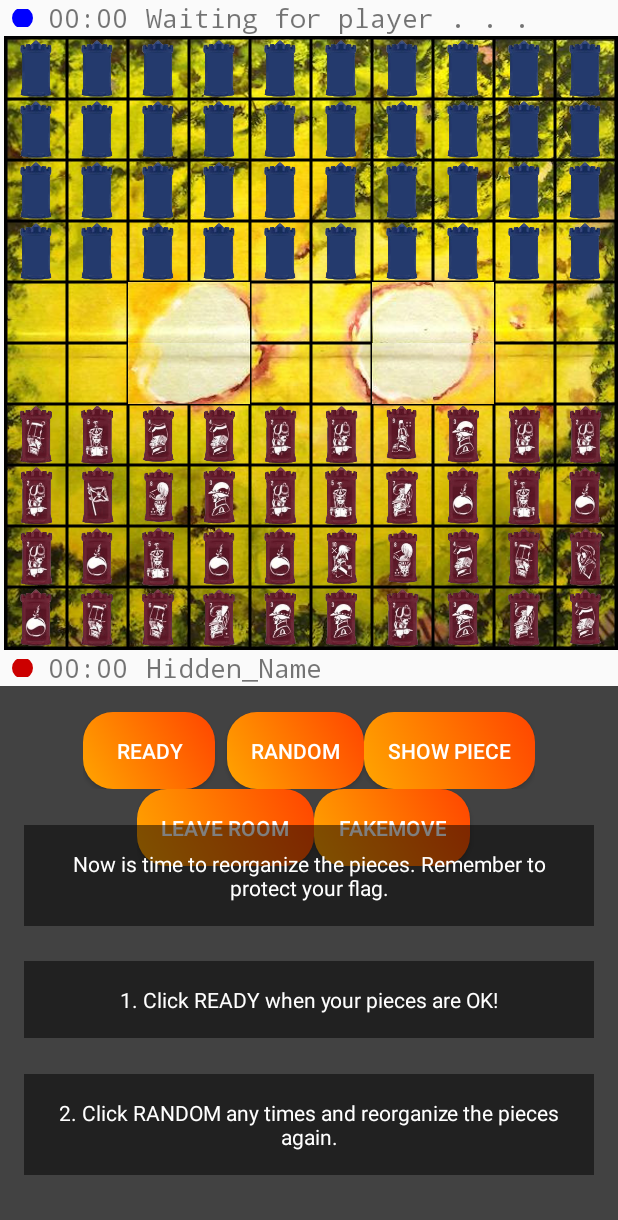
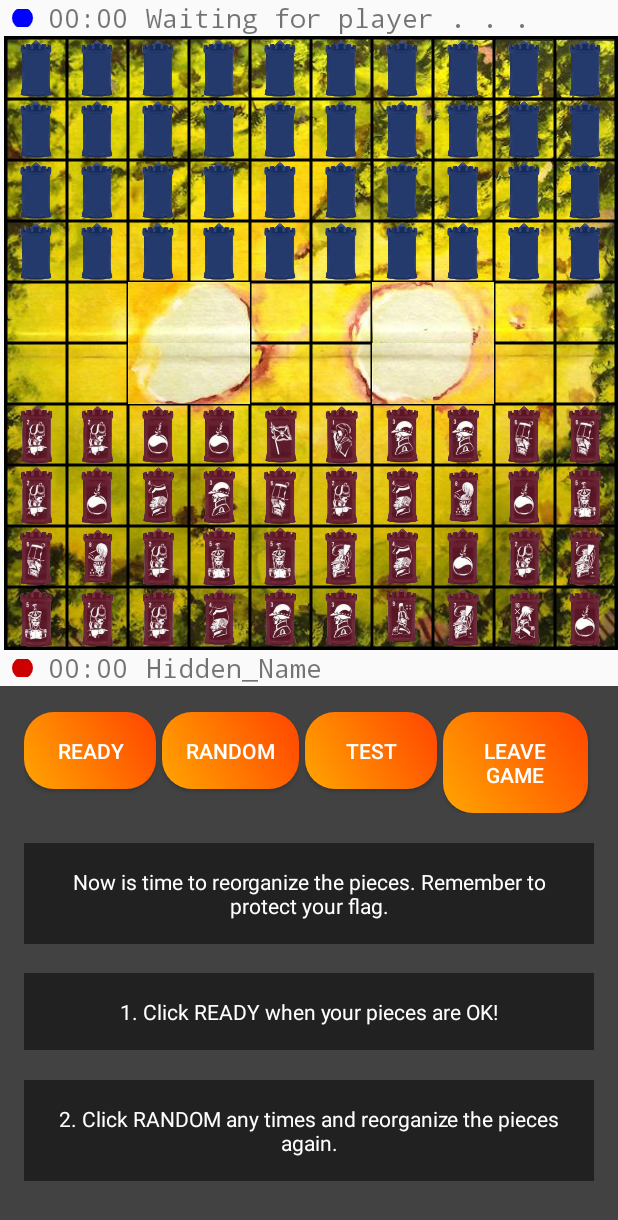
Before and after one commit to ivi333/stratego-android-app, an Android app: the StartPlayActivity screen opened directly, with no data from a screen before it, on a phone screen of 412 x 824 dp. Shown: the top 1220 px of the screen. Run offline under Robolectric (Android 15) with nearby library versions, the phone set to English and light mode, and no system bars; pictures from the network do not load; 4 statements that could not run were skipped.

Commit message:
Improve joining enemy and exit game

```diff
--- a/app/src/main/java/de/arvato/stratego/StrategoView.java
+++ b/app/src/main/java/de/arvato/stratego/StrategoView.java
@@ -35,6 +35,7 @@
 import java.util.TimerTask;
 
 import de.arvato.stratego.colyseum.ColyseusManager;
+import de.arvato.stratego.colyseum.Player;
 import de.arvato.stratego.game.HistoryPiece;
 import de.arvato.stratego.game.PieceEnum;
 import de.arvato.stratego.game.PieceFightStatus;
@@ -161,14 +162,12 @@
 
         initPreferences ();
 
+        initDistributePieces () ;
+
         initObservers ();
-
-        initColyseusManager ();
 
         // Init the captured View
         initCapturedImages ();
-
-        initDistributePieces () ;
 
         //initDialogSelectColor ();
 
@@ -176,6 +175,8 @@
         initTimer ();
 
         initFightView();
+
+        initColyseusManager ();
 
         // Paint
         paintBoard();
@@ -193,7 +194,6 @@
             @Override
             public void onChanged(PlayerView playerView) {
                 Log.d(TAG, "Player View changed:" + playerView);
-                //if (playerView.getColor())
                 parent.runOnUiThread(() -> {
                     playerUpTitle.setText(playerView.getName());
                 });
@@ -203,15 +203,11 @@
 
     private void initColyseusManager() {
         colyseusManager = ColyseusManager.getInstance(StrategoConstants.ENDPOINT_COLYSEUS);
-
-        //REMOVE LATER
-        /*colyseusManager.setPlayerLiveData(playerLiveData);
-        colyseusManager.joinOrCreate();
-
-        new Handler(Looper.getMainLooper()).postDelayed(() -> {
-            // Code to execute after delay
-            Toast.makeText(parent.getApplicationContext(), "Room " + colyseusManager.getRoomID() + " created!", Toast.LENGTH_SHORT).show();
-        }, 500);*/
+        colyseusManager.setPlayerLiveData(playerLiveData);
+        Player enemyPlayer = colyseusManager.getEnemyPlayer();
+        if (enemyPlayer != null) {
+            playerUpTitle.setText(enemyPlayer.name);
+        }
     }
 
     public void handleClick(int index) {
@@ -279,7 +275,7 @@
         Button bPlayerRandom = parent.findViewById(R.id.PlayerRandom);
         Button bShowPiece = parent.findViewById(R.id.ShowPiece);
         Button bLeaveRoom = parent.findViewById(R.id.LeaveRoom);
-        Button bFakeRoom = parent.findViewById(R.id.FakeMove);
+        //Button bFakeRoom = parent.findViewById(R.id.FakeMove);
         TextView InfoText = parent.findViewById(R.id.InfoText);
         TextView InfoText2 = parent.findViewById(R.id.InfoText2);
         TextView InfoText3 = parent.findViewById(R.id.InfoText3);
@@ -381,7 +377,7 @@
         }
         );
 
-        bFakeRoom.setOnClickListener(new View.OnClickListener() {
+        /*bFakeRoom.setOnClickListener(new View.OnClickListener() {
             @Override
             public void onClick(View v) {
                 try {
@@ -391,7 +387,7 @@
                     throw new RuntimeException(e);
                 }
             }
-        });
+        });*/
 
         bLeaveRoom.setOnClickListener(new View.OnClickListener() {
             @Override
--- a/app/src/main/java/de/arvato/stratego/colyseum/ColyseusManager.java
+++ b/app/src/main/java/de/arvato/stratego/colyseum/ColyseusManager.java
@@ -11,9 +11,9 @@
 import de.arvato.stratego.model.PlayerView;
 import io.colyseus.Client;
 import io.colyseus.Room;
-import io.colyseus.serializer.schema.types.MapSchema;
 
 import java.util.LinkedHashMap;
+import java.util.Map;
 import java.util.Observable;
 
 public class ColyseusManager extends Observable {
@@ -79,7 +79,9 @@
                 Log.d(TAG, "Player added: " + key + " -> " + player);
                 if (!key.equals(this.room.getSessionId())) {
                     Log.d(TAG, "A new player has been connected");
-                    playerLiveData.postValue(new PlayerView(player.name, player.color));
+                    if (playerLiveData != null) {
+                        playerLiveData.postValue(new PlayerView(player.name, player.color));
+                    }
                 } else {
                     Log.d(TAG, "Me added as a player");
                 }
@@ -150,6 +152,21 @@
         this.room.leave();
     }
 
+    /*public void triggerPlayers () {
+        room.getState().players.triggerAll();
+    }*/
+
+    public Player getEnemyPlayer () {
+        Player enemy=null;
+        for (Map.Entry<String, Player> entry : room.getState().players.entrySet()) {
+            if (!entry.getKey().equals(room.getSessionId())) {
+                enemy = entry.getValue();
+            }
+        }
+        Log.d(TAG, "Exists player enemy in room:" + enemy);
+        return enemy;
+    }
+
     public void sendFakeMove () throws Exception {
         ObjectMapper objectMapper = new ObjectMapper();
         JsonNode jsonNode = objectMapper.createObjectNode()
--- a/app/src/main/res/layout/start_play.xml
+++ b/app/src/main/res/layout/start_play.xml
@@ -103,7 +103,7 @@
                         android:text="Ready"
                         style="@style/GameButtonStyle"
                         android:textSize="14sp"
-                        android:layout_marginEnd="8dp" />
+                        android:layout_marginEnd="4dp" />
 
                     <!--
                     <Button
@@ -122,19 +122,33 @@
                         android:layout_height="wrap_content"
                         android:text="Random"
                         style="@style/GameButtonStyle"
+                        android:layout_marginEnd="4dp"
                         android:textSize="14sp"/>
+
 
                     <Button
                         android:id="@+id/ShowPiece"
                         android:layout_width="wrap_content"
                         android:layout_height="wrap_content"
-                        android:text="Show Piece"
+                        android:text="Test"
                         style="@style/GameButtonStyle"
+                        android:layout_marginEnd="4dp"
                         android:textSize="14sp"/>
+
+                    <Button
+                        android:id="@+id/LeaveRoom"
+                        android:layout_width="wrap_content"
+                        android:layout_height="wrap_content"
+                        android:text="Leave Game"
+                        style="@style/GameButtonStyle"
+                        android:layout_marginEnd="4dp"
+                        android:textSize="14sp"/>
+
+
 
                 </LinearLayout>
 
-                <LinearLayout
+                <!--<LinearLayout
                     android:id="@+id/ButtonsLayout2"
                     android:layout_width="wrap_content"
                     android:layout_height="wrap_content"
@@ -142,17 +156,18 @@
                     app:layout_constraintTop_toBottomOf="@id/ButtonsLayout"
                     app:layout_constraintStart_toStartOf="parent"
                     app:layout_constraintEnd_toEndOf="parent"
-                    app:layout_constraintHorizontal_bias="0.5">
+                    app:layout_constraintHorizontal_bias="0.5">-->
 
-                <Button
+                <!--<Button
                     android:id="@+id/LeaveRoom"
                     android:layout_width="wrap_content"
                     android:layout_height="wrap_content"
-                    android:text="Leave Room"
+                    android:text="Leave Game"
                     style="@style/GameButtonStyle"
                     android:textSize="14sp"/>
+                    -->
 
-
+                    <!--
                 <Button
                     android:id="@+id/FakeMove"
                     android:layout_width="wrap_content"
@@ -160,9 +175,9 @@
                     android:text="FakeMove"
                     style="@style/GameButtonStyle"
                     android:textSize="14sp"
-                    android:layout_marginEnd="8dp" />
+                    android:layout_marginEnd="8dp" />-->
 
-                </LinearLayout>
+                <!--</LinearLayout>-->
 
                 <TextView
                     android:id="@+id/winnerTextView"
```
Also changed, not shown: app/src/main/java/de/arvato/stratego/StartPlayActivity.java (+25 -0 lines), app/src/main/java/de/arvato/stratego/StrategoPortraitActivity.java (+44 -1 lines).
